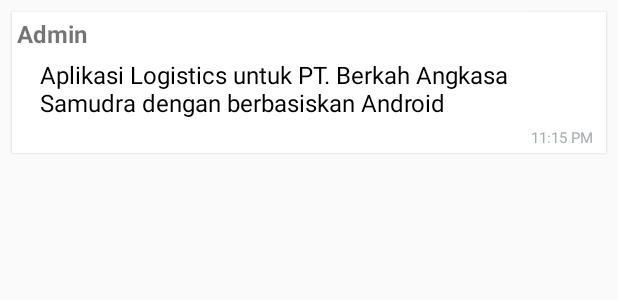
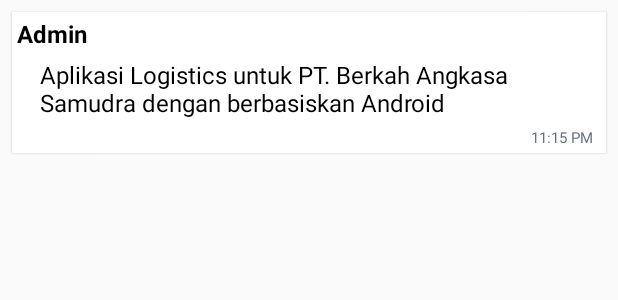
Before and after one commit to davidcast95/HTPrinciple, an Android app: the layout chat_other_user.xml on its own in the app's theme, with its tools: preview values and no code run, on a phone screen of 412 x 824 dp. Shown: the top 300 px of the screen. Run offline under Robolectric (Android 15) with nearby library versions, the phone set to English and light mode, and no system bars.

Commit message:
Principle 1.6.3 Bug fixes - memperbaiki tampilan image pada JO dan Detail JO - memperbaiki tampilan Google Live Maps pada Riwayat jika tidak terdapat lokasi pada JO Update - memperbaiki tampilan Chat

```diff
--- a/app/build.gradle
+++ b/app/build.gradle
@@ -16,8 +16,8 @@ android {
         applicationId "huang.android.logistic_principle"
         minSdkVersion 21
         targetSdkVersion 25
-        versionCode 34
-        versionName "1.6.2"
+        versionCode 35
+        versionName "1.6.3"
         testInstrumentationRunner "android.support.test.runner.AndroidJUnitRunner"
     }
     buildTypes {
--- a/app/src/main/java/huang/android/logistic_principle/JobOrder/TrackHistoryAdapter.java
+++ b/app/src/main/java/huang/android/logistic_principle/JobOrder/TrackHistoryAdapter.java
@@ -98,6 +98,9 @@ public class TrackHistoryAdapter extends ArrayAdapter<JobOrderUpdateData> {
         });
 
         ImageView button = (ImageView)view.findViewById(R.id.historymaps);
+        if (DetailOrder.jobOrderUpdates.get(position).longitude.equals("0.0") || DetailOrder.jobOrderUpdates.get(position).latitude.equals("0.0")) {
+            button.setVisibility(View.GONE);
+        }
         button.setOnClickListener(new View.OnClickListener() {
             @Override
             public void onClick(View view) {
--- a/app/src/main/res/layout/chat_other_user.xml
+++ b/app/src/main/res/layout/chat_other_user.xml
@@ -22,7 +22,8 @@
             android:layout_height="wrap_content"
             android:text="Admin"
             android:textStyle="bold"
-            android:textSize="16dp"/>
+            android:textSize="16dp"
+            android:textColor="@color/Black"/>
 
         <TextView
             android:id="@+id/textview_message"
@@ -31,7 +32,8 @@
             android:paddingLeft="15dp"
             android:autoLink="web"
             android:text="Aplikasi Logistics untuk PT. Berkah Angkasa Samudra dengan berbasiskan Android "
-            style="@style/chat_text_message_style"/>
+            style="@style/chat_text_message_style"
+            android:textColor="@color/Black"/>
 
         <TextView
             android:id="@+id/textview_time"
@@ -41,7 +43,8 @@
             android:text="11:15 PM"
             style="@style/chat_timings"
             android:textSize="10dp"
-            android:layout_gravity="bottom|right"/>
+            android:layout_gravity="bottom|right"
+            android:textColor="@color/Grey"/>
 
     </LinearLayout>
 
--- a/app/src/main/res/values/strings.xml
+++ b/app/src/main/res/values/strings.xml
@@ -194,7 +194,7 @@
 
     <!--OTHER-->
     <string name="nla">No Location Available</string>
-    <string name="version">Version 1.6.2</string>
+    <string name="version">Version 1.6.3</string>
     <string name="warning_location">location is required</string>
     <string name="warning_cp">contact person is required</string>
     <string name="warning_item_info">item info is required</string>
```
Also changed, not shown: app/src/main/java/huang/android/logistic_principle/JobOrder/Base/DetailOrder.java (+8 -2 lines), app/src/main/java/huang/android/logistic_principle/JobOrder/Base/JobOrderAdapter.java (+8 -2 lines), app/src/main/java/huang/android/logistic_principle/JobOrder/Pending/DetailPendingOrder.java (+9 -2 lines), app/src/main/java/huang/android/logistic_principle/JobOrder/TrackHistory.java (+34 -27 lines), app/src/main/res/layout/chat_self_user.xml (+6 -3 lines), 1 other file.
